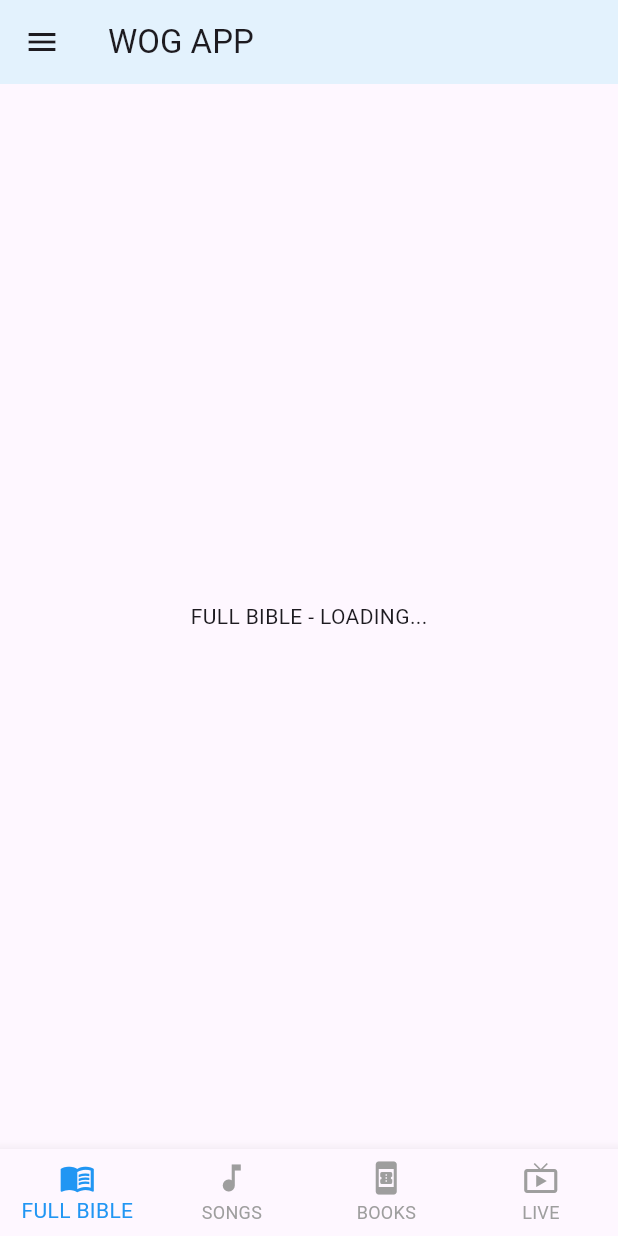
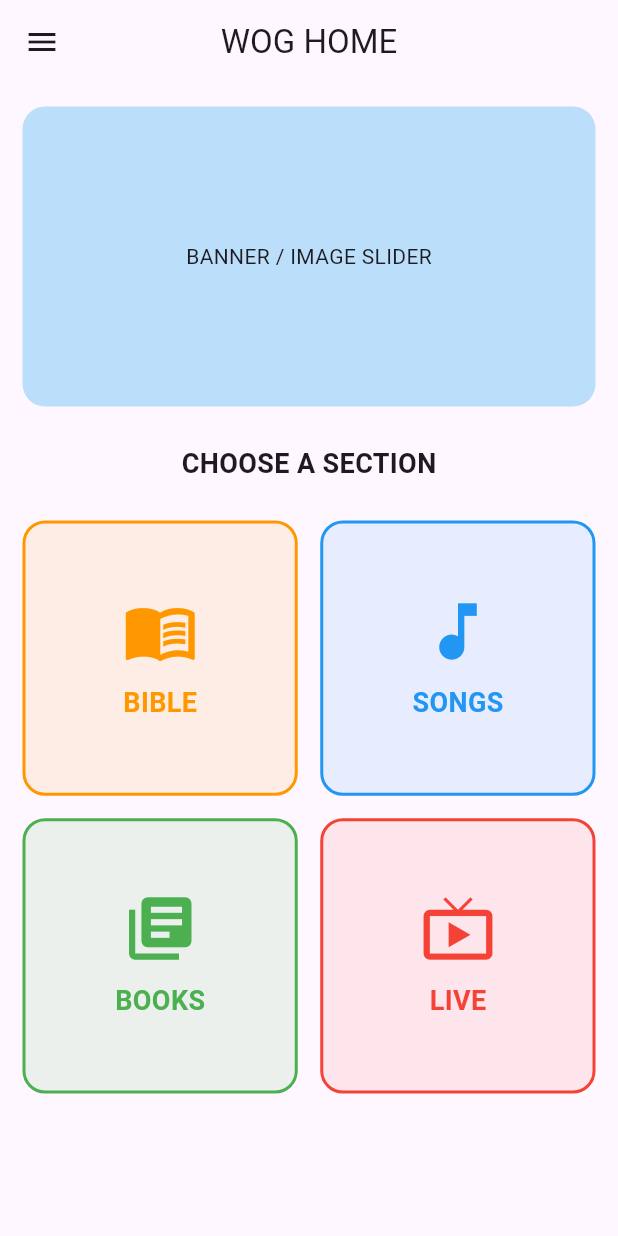
Before and after one commit to worldofgod79-del/wog_apk, a Flutter app: the screen it shows after launch, on a phone screen of 412 x 824 dp. Run offline on Flutter 3.47's test engine with Material 3 defaults, Android fonts, the phone set to English and light mode, and no system bars.

Commit message:
Update main.dart

```diff
--- a/lib/main.dart
+++ b/lib/main.dart
@@ -1,5 +1,7 @@
 import 'package:flutter/material.dart';
 import 'dart:async';
+import 'dart:convert';
+import 'package:flutter/services.dart';
 
 void main() {
   runApp(const WogApp());
@@ -7,25 +9,19 @@ void main() {
 
 class WogApp extends StatelessWidget {
   const WogApp({super.key});
-
   @override
   Widget build(BuildContext context) {
     return MaterialApp(
-      title: 'WOG APP',
       debugShowCheckedModeBanner: false,
-      theme: ThemeData(
-        primarySwatch: Colors.blue,
-        useMaterial3: true,
-      ),
-      home: const SplashScreen(), // Starting point
+      theme: ThemeData(primarySwatch: Colors.blue, useMaterial3: true),
+      home: const SplashScreen(),
     );
   }
 }
 
-// 1. ENTRANCE LOGO (SPLASH SCREEN)
+// 1. SPLASH SCREEN
 class SplashScreen extends StatefulWidget {
   const SplashScreen({super.key});
-
   @override
   State<SplashScreen> createState() => _SplashScreenState();
 }
@@ -34,13 +30,10 @@ class _SplashScreenState extends State<SplashScreen> {
   @override
   void initState() {
     super.initState();
-    // 3 seconds tharvatha Home Page ki velthundi
     Timer(const Duration(seconds: 3), () {
-      Navigator.pushReplacement(
-          context, MaterialPageRoute(builder: (context) => const HomePage()));
+      Navigator.pushReplacement(context, MaterialPageRoute(builder: (context) => const MainHomePage()));
     });
   }
-
   @override
   Widget build(BuildContext context) {
     return const Scaffold(
@@ -49,10 +42,9 @@ class _SplashScreenState extends State<SplashScreen> {
         child: Column(
           mainAxisAlignment: MainAxisAlignment.center,
           children: [
-            // Mee logo image ikkada replace cheyali
             Icon(Icons.auto_awesome, size: 100, color: Colors.blue),
             SizedBox(height: 20),
-            Text("WOG APP", style: TextStyle(fontSize: 24, fontWeight: FontWeight.bold)),
+            Text("WOG APP", style: TextStyle(fontSize: 26, fontWeight: FontWeight.bold)),
           ],
         ),
       ),
@@ -60,81 +52,184 @@ class _SplashScreenState extends State<SplashScreen> {
   }
 }
 
-// 2. HOME PAGE WITH SIDE MENU & BOTTOM BUTTONS
-class HomePage extends StatefulWidget {
-  const HomePage({super.key});
-
-  @override
-  State<HomePage> createState() => _HomePageState();
-}
-
-class _HomePageState extends State<HomePage> {
-  int _selectedIndex = 0;
-
-  // Bottom Buttons Pages
-  final List<Widget> _pages = [
-    const Center(child: Text('FULL BIBLE - LOADING...')),
-    const Center(child: Text('SONGS - LOADING...')),
-    const Center(child: Text('BOOKS - LOADING...')),
-    const Center(child: Text('LIVE - LOADING...')),
-  ];
+// 2. REAL HOME PAGE (As per your structure)
+class MainHomePage extends StatelessWidget {
+  const MainHomePage({super.key});
 
   @override
   Widget build(BuildContext context) {
     return Scaffold(
-      appBar: AppBar(
-        title: const Text("WOG APP"),
-        backgroundColor: Colors.blue[50],
-      ),
-      // SIDE MENU (DRAWER)
-      drawer: Drawer(
-        child: ListView(
-          padding: EdgeInsets.zero,
+      appBar: AppBar(title: const Text("WOG HOME"), centerTitle: true),
+      drawer: _buildDrawer(context),
+      body: SingleChildScrollView(
+        child: Column(
           children: [
-            const DrawerHeader(
-              decoration: BoxDecoration(color: Colors.blue),
-              child: Text('WOG MENU', style: TextStyle(color: Colors.white, fontSize: 24)),
+            // TOP BANNER
+            Container(
+              margin: const EdgeInsets.all(15),
+              height: 200,
+              width: double.infinity,
+              decoration: BoxDecoration(
+                color: Colors.blue[100],
+                borderRadius: BorderRadius.circular(15),
+              ),
+              child: const Center(child: Text("BANNER / IMAGE SLIDER")),
             ),
-            _buildDrawerItem(Icons.track_changes, 'TRACKER'),
-            _buildDrawerItem(Icons.audiotrack, 'AUDIO MASSAGES'),
-            _buildDrawerItem(Icons.quiz, 'QUIZ'),
-            _buildDrawerItem(Icons.contact_mail, 'CONTACT US'),
-            _buildDrawerItem(Icons.info, 'ABOUT US'),
-            _buildDrawerItem(Icons.share, 'SHARE THIS APP'),
+
+            const Padding(
+              padding: EdgeInsets.all(10),
+              child: Text("CHOOSE A SECTION", style: TextStyle(fontSize: 18, fontWeight: FontWeight.bold)),
+            ),
+
+            // GRID MENU (4 Main Buttons)
+            GridView.count(
+              shrinkWrap: true,
+              physics: const NeverScrollableScrollPhysics(),
+              crossAxisCount: 2,
+              padding: const EdgeInsets.all(15),
+              mainAxisSpacing: 15,
+              crossAxisSpacing: 15,
+              children: [
+                _homeButton(context, "BIBLE", Icons.menu_book, Colors.orange, const BibleListScreen()),
+                _homeButton(context, "SONGS", Icons.music_note, Colors.blue, const PlaceholderScreen(title: "Songs")),
+                _homeButton(context, "BOOKS", Icons.library_books, Colors.green, const PlaceholderScreen(title: "Books")),
+                _homeButton(context, "LIVE", Icons.live_tv, Colors.red, const PlaceholderScreen(title: "Live Stream")),
+              ],
+            ),
           ],
         ),
       ),
-      body: _pages[_selectedIndex],
-      // BOTTOM BUTTONS
-      bottomNavigationBar: BottomNavigationBar(
-        currentIndex: _selectedIndex,
-        type: BottomNavigationBarType.fixed,
-        selectedItemColor: Colors.blue,
-        unselectedItemColor: Colors.grey,
-        onTap: (index) {
-          setState(() {
-            _selectedIndex = index;
-          });
-        },
-        items: const [
-          BottomNavigationBarItem(icon: Icon(Icons.menu_book), label: 'FULL BIBLE'),
-          BottomNavigationBarItem(icon: Icon(Icons.music_note), label: 'SONGS'),
-          BottomNavigationBarItem(icon: Icon(Icons.book_online), label: 'BOOKS'),
-          BottomNavigationBarItem(icon: Icon(Icons.live_tv), label: 'LIVE'),
+    );
+  }
+
+  Widget _homeButton(BuildContext context, String label, IconData icon, Color color, Widget nextScreen) {
+    return InkWell(
+      onTap: () => Navigator.push(context, MaterialPageRoute(builder: (context) => nextScreen)),
+      child: Container(
+        decoration: BoxDecoration(
+          color: color.withOpacity(0.1),
+          borderRadius: BorderRadius.circular(15),
+          border: Border.all(color: color, width: 2),
+        ),
+        child: Column(
+          mainAxisAlignment: MainAxisAlignment.center,
+          children: [
+            Icon(icon, size: 50, color: color),
+            const SizedBox(height: 10),
+            Text(label, style: TextStyle(fontSize: 18, fontWeight: FontWeight.bold, color: color)),
+          ],
+        ),
+      ),
+    );
+  }
+
+  Widget _buildDrawer(BuildContext context) {
+    return Drawer(
+      child: ListView(
+        children: [
+          const DrawerHeader(decoration: BoxDecoration(color: Colors.blue), child: Text("WOG MENU", style: TextStyle(color: Colors.white, fontSize: 24))),
+          ListTile(leading: const Icon(Icons.track_changes), title: const Text("TRACKER"), onTap: () {}),
+          ListTile(leading: const Icon(Icons.audiotrack), title: const Text("AUDIO MESSAGES"), onTap: () {}),
+          ListTile(leading: const Icon(Icons.quiz), title: const Text("QUIZ"), onTap: () {}),
+          const Divider(),
+          ListTile(leading: const Icon(Icons.info), title: const Text("ABOUT US"), onTap: () {}),
         ],
       ),
     );
   }
+}
 
-  // Common UI for Drawer Items
-  Widget _buildDrawerItem(IconData icon, String title) {
-    return ListTile(
-      leading: Icon(icon, color: Colors.blue),
-      title: Text(title),
-      onTap: () {
-        Navigator.pop(context); // Menu ni close chestundi
-        // Specific screen ki velle logic ikkada rastam
-      },
+// 3. BIBLE LIST SCREEN
+class BibleListScreen extends StatefulWidget {
+  const BibleListScreen({super.key});
+  @override
+  State<BibleListScreen> createState() => _BibleListScreenState();
+}
+
+class _BibleListScreenState extends State<BibleListScreen> {
+  List _bibleBooks = [];
+
+  @override
+  void initState() {
+    super.initState();
+    loadBible();
+  }
+
+  Future<void> loadBible() async {
+    final String response = await rootBundle.loadString('assets/bible.json');
+    final data = await json.decode(response);
+    setState(() { _bibleBooks = data["books"]; });
+  }
+
+  @override
+  Widget build(BuildContext context) {
+    return Scaffold(
+      appBar: AppBar(title: const Text("HOLY BIBLE")),
+      body: _bibleBooks.isEmpty
+        ? const Center(child: CircularProgressIndicator())
+        : ListView.builder(
+            itemCount: _bibleBooks.length,
+            itemBuilder: (context, i) => ListTile(
+              title: Text(_bibleBooks[i]["name"]),
+              trailing: const Icon(Icons.arrow_forward_ios, size: 14),
+              onTap: () => Navigator.push(context, MaterialPageRoute(builder: (context) =>
+                ChapterScreen(bookName: _bibleBooks[i]["name"], chapters: _bibleBooks[i]["chapters"]))),
+            ),
+          ),
     );
   }
 }
+
+// (ChapterScreen and VerseScreen logic ikkade untundi - code length limit valla kindha extend chesthunna...)
+
+class ChapterScreen extends StatelessWidget {
+  final String bookName;
+  final List chapters;
+  const ChapterScreen({super.key, required this.bookName, required this.chapters});
+
+  @override
+  Widget build(BuildContext context) {
+    return Scaffold(
+      appBar: AppBar(title: Text(bookName)),
+      body: GridView.builder(
+        padding: const EdgeInsets.all(15),
+        gridDelegate: const SliverGridDelegateWithFixedCrossAxisCount(crossAxisCount: 5, mainAxisSpacing: 10, crossAxisSpacing: 10),
+        itemCount: chapters.length,
+        itemBuilder: (context, i) => InkWell(
+          onTap: () => Navigator.push(context, MaterialPageRoute(builder: (context) =>
+            VerseScreen(chapterNum: chapters[i]["chapter"], verses: chapters[i]["verses"]))),
+          child: Card(color: Colors.blue[50], child: Center(child: Text("${chapters[i]["chapter"]}"))),
+        ),
+      ),
+    );
+  }
+}
+
+class VerseScreen extends StatelessWidget {
+  final int chapterNum;
+  final List verses;
+  const VerseScreen({super.key, required this.chapterNum, required this.verses});
+
+  @override
+  Widget build(BuildContext context) {
+    return Scaffold(
+      appBar: AppBar(title: Text("Chapter $chapterNum")),
+      body: ListView.builder(
+        itemCount: verses.length,
+        itemBuilder: (context, i) => ListTile(
+          leading: Text("${verses[i]["number"]}.", style: const TextStyle(fontWeight: FontWeight.bold)),
+          title: Text(verses[i]["text"]),
+        ),
+      ),
+    );
+  }
+}
+
+class PlaceholderScreen extends StatelessWidget {
+  final String title;
+  const PlaceholderScreen({super.key, required this.title});
+  @override
+  Widget build(BuildContext context) {
+    return Scaffold(appBar: AppBar(title: Text(title)), body: Center(child: Text("$title Screen Coming Soon")));
+  }
+}
```
